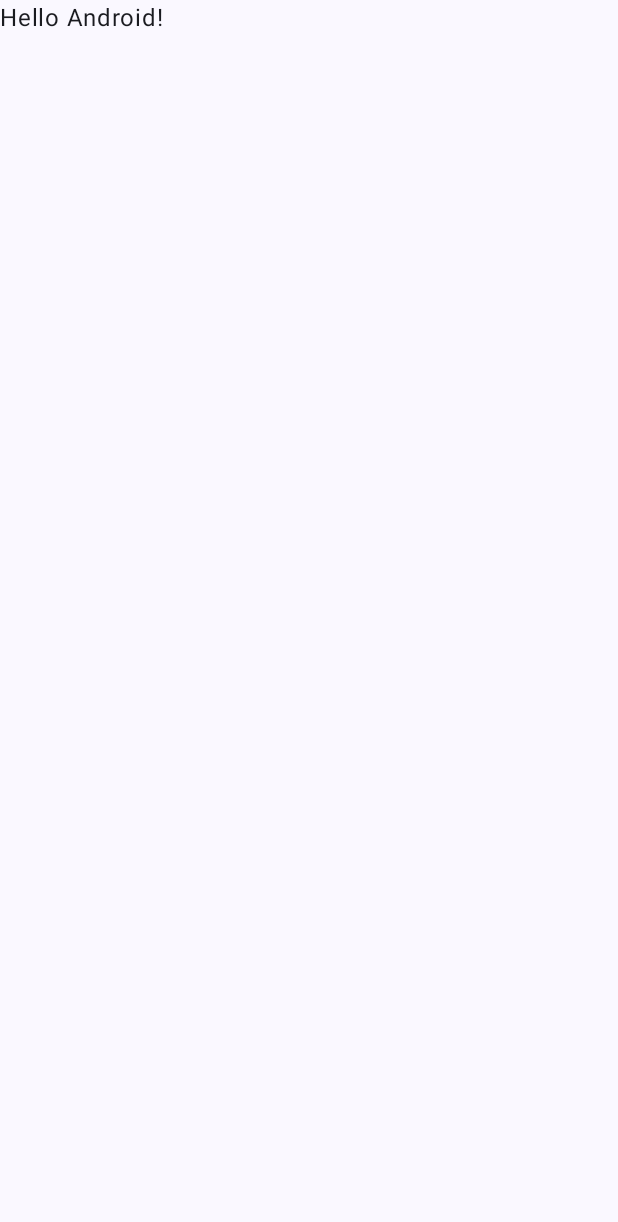
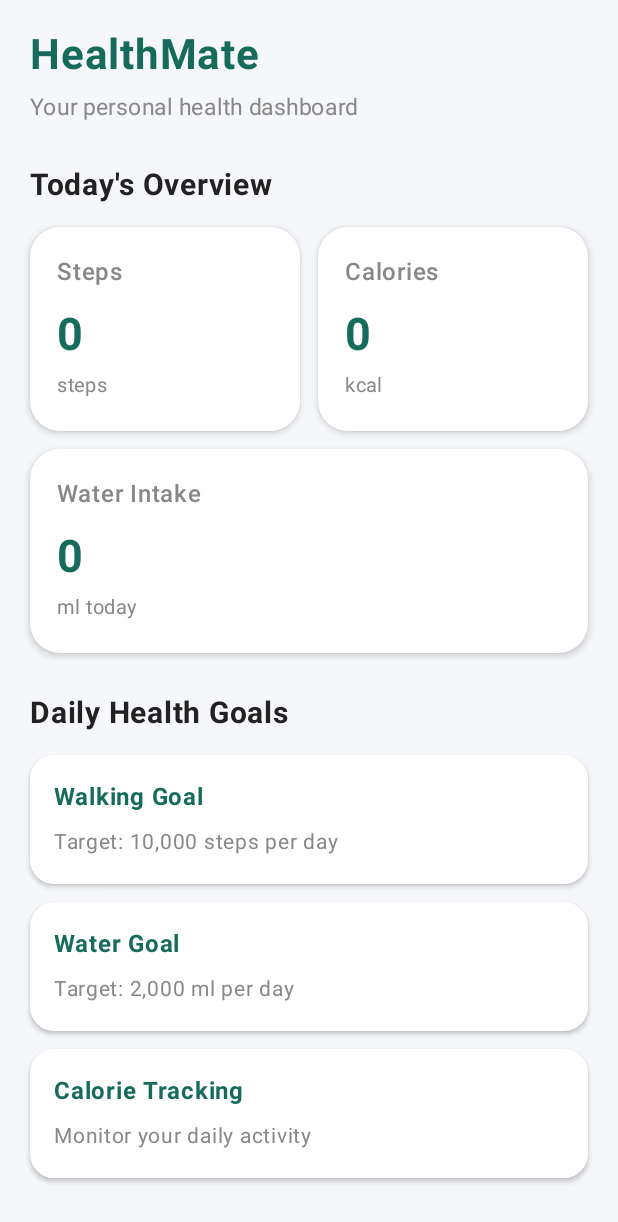
Before and after one commit to shams030/HealthMate, an Android app built with Jetpack Compose: the screen it shows after launch (MainActivity), on a phone screen of 412 x 824 dp. Before the commit the part shown is almost empty. Shown: the top 1222 px of the screen. Run offline under Robolectric (Android 15) with nearby library versions, the phone set to English and light mode, and no system bars.

Commit message:
Create initial HealthMate dashboard UI

```diff
--- a/app/src/main/java/com/example/healthmate/MainActivity.kt
+++ b/app/src/main/java/com/example/healthmate/MainActivity.kt
@@ -1,29 +1,43 @@
 package com.example.healthmate
+
 
 import android.os.Bundle
 import androidx.activity.ComponentActivity
 import androidx.activity.compose.setContent
-import androidx.activity.enableEdgeToEdge
+import androidx.compose.foundation.background
+import androidx.compose.foundation.layout.Arrangement
+import androidx.compose.foundation.layout.Column
+import androidx.compose.foundation.layout.Row
+import androidx.compose.foundation.layout.Spacer
 import androidx.compose.foundation.layout.fillMaxSize
+import androidx.compose.foundation.layout.fillMaxWidth
+import androidx.compose.foundation.layout.height
 import androidx.compose.foundation.layout.padding
-import androidx.compose.material3.Scaffold
+import androidx.compose.foundation.shape.RoundedCornerShape
+import androidx.compose.material3.Card
+import androidx.compose.material3.CardDefaults
+import androidx.compose.material3.Surface
 import androidx.compose.material3.Text
 import androidx.compose.runtime.Composable
 import androidx.compose.ui.Modifier
+import androidx.compose.ui.graphics.Color
+import androidx.compose.ui.text.font.FontWeight
 import androidx.compose.ui.tooling.preview.Preview
+import androidx.compose.ui.unit.dp
+import androidx.compose.ui.unit.sp
 import com.example.healthmate.ui.theme.HealthMateTheme
 
 class MainActivity : ComponentActivity() {
     override fun onCreate(savedInstanceState: Bundle?) {
         super.onCreate(savedInstanceState)
-        enableEdgeToEdge()
+
         setContent {
             HealthMateTheme {
-                Scaffold(modifier = Modifier.fillMaxSize()) { innerPadding ->
-                    Greeting(
-                        name = "Android",
-                        modifier = Modifier.padding(innerPadding)
-                    )
+                Surface(
+                    modifier = Modifier.fillMaxSize(),
+                    color = Color(0xFFF5F7FA)
+                ) {
+                    HealthMateDashboard()
                 }
             }
         }
@@ -31,17 +45,187 @@ class MainActivity : ComponentActivity() {
 }
 
 @Composable
-fun Greeting(name: String, modifier: Modifier = Modifier) {
-    Text(
-        text = "Hello $name!",
-        modifier = modifier
-    )
+fun HealthMateDashboard() {
+    Column(
+        modifier = Modifier
+            .fillMaxSize()
+            .background(Color(0xFFF5F7FA))
+            .padding(20.dp)
+    ) {
+
+        Text(
+            text = "HealthMate",
+            fontSize = 28.sp,
+            fontWeight = FontWeight.Bold,
+            color = Color(0xFF176B5B)
+        )
+
+        Spacer(modifier = Modifier.height(6.dp))
+
+        Text(
+            text = "Your personal health dashboard",
+            fontSize = 15.sp,
+            color = Color.Gray
+        )
+
+        Spacer(modifier = Modifier.height(28.dp))
+
+        Text(
+            text = "Today's Overview",
+            fontSize = 20.sp,
+            fontWeight = FontWeight.Bold,
+            color = Color(0xFF222222)
+        )
+
+        Spacer(modifier = Modifier.height(16.dp))
+
+        Row(
+            modifier = Modifier.fillMaxWidth(),
+            horizontalArrangement = Arrangement.spacedBy(12.dp)
+        ) {
+            HealthCard(
+                title = "Steps",
+                value = "0",
+                unit = "steps",
+                modifier = Modifier.weight(1f)
+            )
+
+            HealthCard(
+                title = "Calories",
+                value = "0",
+                unit = "kcal",
+                modifier = Modifier.weight(1f)
+            )
+        }
+
+        Spacer(modifier = Modifier.height(12.dp))
+
+        HealthCard(
+            title = "Water Intake",
+            value = "0",
+            unit = "ml today",
+            modifier = Modifier.fillMaxWidth()
+        )
+
+        Spacer(modifier = Modifier.height(28.dp))
+
+        Text(
+            text = "Daily Health Goals",
+            fontSize = 20.sp,
+            fontWeight = FontWeight.Bold,
+            color = Color(0xFF222222)
+        )
+
+        Spacer(modifier = Modifier.height(16.dp))
+
+        GoalCard(
+            title = "Walking Goal",
+            description = "Target: 10,000 steps per day"
+        )
+
+        Spacer(modifier = Modifier.height(12.dp))
+
+        GoalCard(
+            title = "Water Goal",
+            description = "Target: 2,000 ml per day"
+        )
+
+        Spacer(modifier = Modifier.height(12.dp))
+
+        GoalCard(
+            title = "Calorie Tracking",
+            description = "Monitor your daily activity"
+        )
+    }
+}
+
+@Composable
+fun HealthCard(
+    title: String,
+    value: String,
+    unit: String,
+    modifier: Modifier = Modifier
+) {
+    Card(
+        modifier = modifier,
+        shape = RoundedCornerShape(20.dp),
+        colors = CardDefaults.cardColors(
+            containerColor = Color.White
+        ),
+        elevation = CardDefaults.cardElevation(
+            defaultElevation = 3.dp
+        )
+    ) {
+        Column(
+            modifier = Modifier.padding(18.dp)
+        ) {
+            Text(
+                text = title,
+                fontSize = 16.sp,
+                fontWeight = FontWeight.Medium,
+                color = Color.Gray
+            )
+
+            Spacer(modifier = Modifier.height(12.dp))
+
+            Text(
+                text = value,
+                fontSize = 30.sp,
+                fontWeight = FontWeight.Bold,
+                color = Color(0xFF176B5B)
+            )
+
+            Spacer(modifier = Modifier.height(4.dp))
+
+            Text(
+                text = unit,
+                fontSize = 13.sp,
+                color = Color.Gray
+            )
+        }
+    }
+}
+
+@Composable
+fun GoalCard(
+    title: String,
+    description: String
+) {
+    Card(
+        modifier = Modifier.fillMaxWidth(),
+        shape = RoundedCornerShape(16.dp),
+        colors = CardDefaults.cardColors(
+            containerColor = Color.White
+        ),
+        elevation = CardDefaults.cardElevation(
+            defaultElevation = 2.dp
+        )
+    ) {
+        Column(
+            modifier = Modifier.padding(16.dp)
+        ) {
+            Text(
+                text = title,
+                fontSize = 16.sp,
+                fontWeight = FontWeight.Bold,
+                color = Color(0xFF176B5B)
+            )
+
+            Spacer(modifier = Modifier.height(6.dp))
+
+            Text(
+                text = description,
+                fontSize = 14.sp,
+                color = Color.Gray
+            )
+        }
+    }
 }
 
 @Preview(showBackground = true)
 @Composable
-fun GreetingPreview() {
+fun HealthMateDashboardPreview() {
     HealthMateTheme {
-        Greeting("Android")
+        HealthMateDashboard()
     }
 }
```
